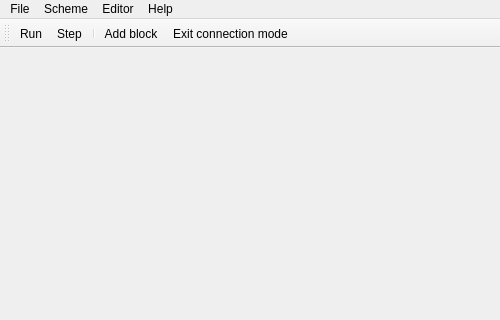
JiriFurda/ICP-proj, file src/gui/mainwindow.ui: the form before one commit; both pictures show x 0 to 500 and y 0 to 320 of the 500 by 500 pixel window.
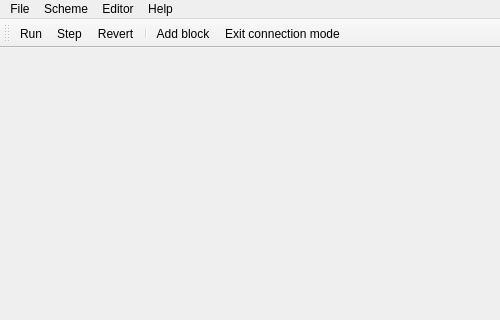
The form after the commit. Icons and pictures are not drawn.

```diff
--- a/src/gui/mainwindow.ui
+++ b/src/gui/mainwindow.ui
@@ -78,6 +78,7 @@
    </attribute>
    <addaction name="actionRun"/>
    <addaction name="actionStep"/>
+   <addaction name="actionRevert"/>
    <addaction name="separator"/>
    <addaction name="actionAdd"/>
    <addaction name="actionExit_connection_mode"/>
@@ -182,6 +183,15 @@
     <string>Rename File</string>
    </property>
   </action>
+  <action name="actionRevert">
+   <property name="icon">
+    <iconset resource="imagesresource.qrc">
+     <normaloff>:/img/revert.png</normaloff>:/img/revert.png</iconset>
+   </property>
+   <property name="text">
+    <string>Revert</string>
+   </property>
+  </action>
  </widget>
  <layoutdefault spacing="6" margin="11"/>
  <resources>
```
Left out of the diff: 1 changed line with no effect on the pictures.
